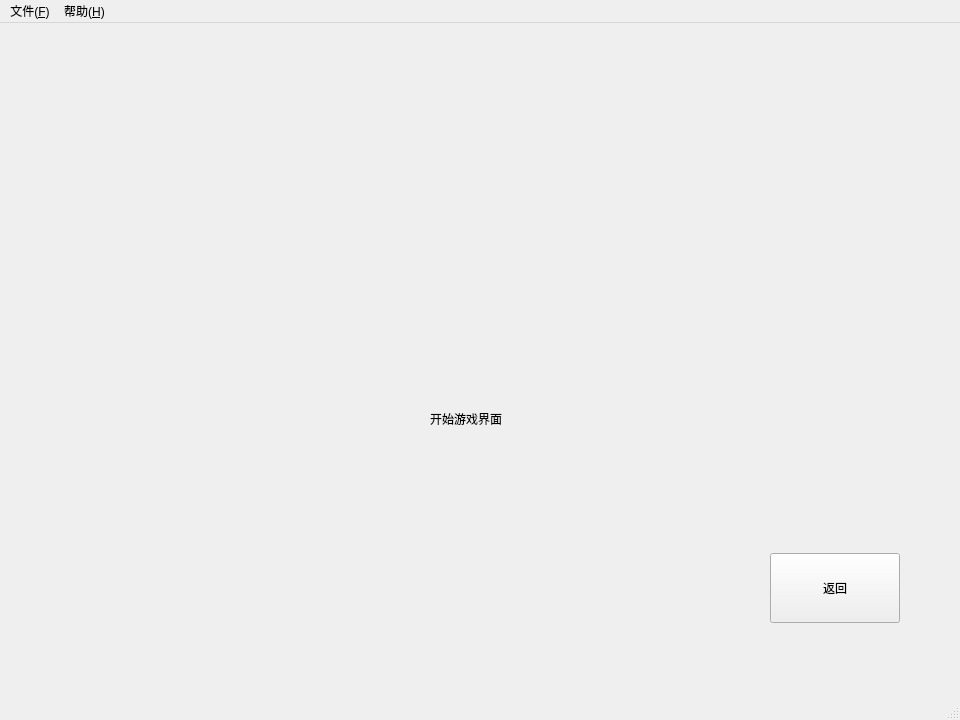
LeverImmy/Clap, file mainwindow.ui: the form before one commit.
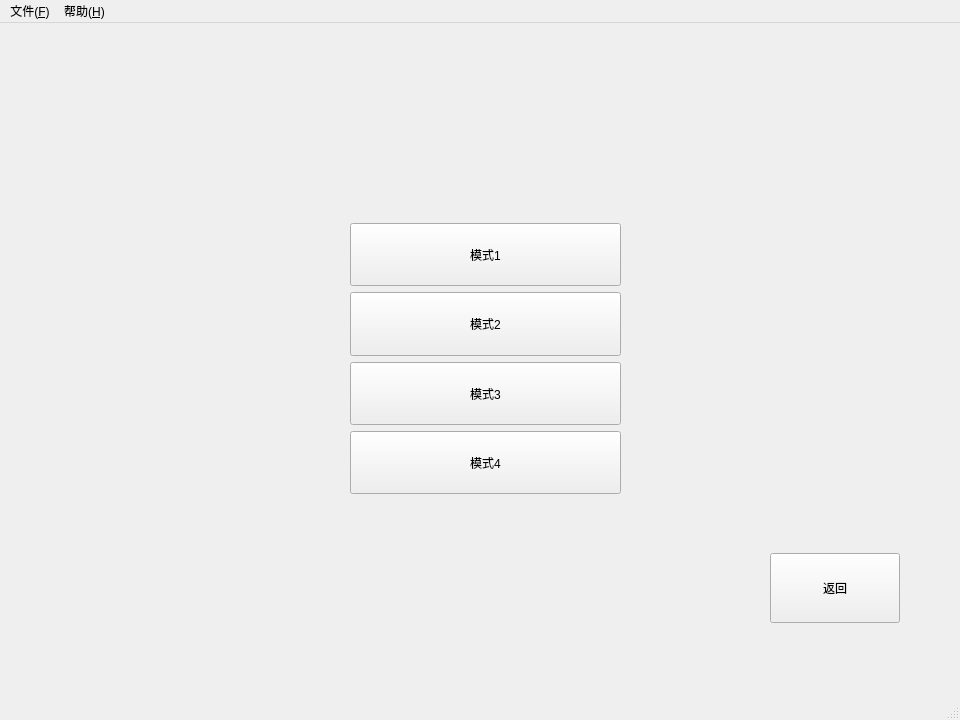
The form after the commit. The open tabs and pages were chosen to show the change.

What changed in the file:
```diff
--- a/mainwindow.ui
+++ b/mainwindow.ui
@@ -108,19 +108,6 @@
      </widget>
     </widget>
     <widget class="QWidget" name="startGamePage">
-     <widget class="QLabel" name="label_3">
-      <property name="geometry">
-       <rect>
-        <x>430</x>
-        <y>340</y>
-        <width>221</width>
-        <height>111</height>
-       </rect>
-      </property>
-      <property name="text">
-       <string>开始游戏界面</string>
-      </property>
-     </widget>
      <widget class="QPushButton" name="startToMainButton">
       <property name="geometry">
        <rect>
@@ -134,6 +121,70 @@
        <string>返回</string>
       </property>
      </widget>
+     <widget class="QWidget" name="">
+      <property name="geometry">
+       <rect>
+        <x>350</x>
+        <y>200</y>
+        <width>271</width>
+        <height>271</height>
+       </rect>
+      </property>
+      <layout class="QVBoxLayout" name="startGamePage_VLayout">
+       <item>
+        <widget class="QPushButton" name="mode1Button">
+         <property name="sizePolicy">
+          <sizepolicy hsizetype="Minimum" vsizetype="Preferred">
+           <horstretch>0</horstretch>
+           <verstretch>0</verstretch>
+          </sizepolicy>
+         </property>
+         <property name="text">
+          <string>模式1</string>
+         </property>
+        </widget>
+       </item>
+       <item>
+        <widget class="QPushButton" name="mode2Button">
+         <property name="sizePolicy">
+          <sizepolicy hsizetype="Minimum" vsizetype="Preferred">
+           <horstretch>0</horstretch>
+           <verstretch>0</verstretch>
+          </sizepolicy>
+         </property>
+         <property name="text">
+          <string>模式2</string>
+         </property>
+        </widget>
+       </item>
+       <item>
+        <widget class="QPushButton" name="mode3Button">
+         <property name="sizePolicy">
+          <sizepolicy hsizetype="Minimum" vsizetype="Preferred">
+           <horstretch>0</horstretch>
+           <verstretch>0</verstretch>
+          </sizepolicy>
+         </property>
+         <property name="text">
+          <string>模式3</string>
+         </property>
+        </widget>
+       </item>
+       <item>
+        <widget class="QPushButton" name="mode4Button">
+         <property name="sizePolicy">
+          <sizepolicy hsizetype="Minimum" vsizetype="Preferred">
+           <horstretch>0</horstretch>
+           <verstretch>0</verstretch>
+          </sizepolicy>
+         </property>
+         <property name="text">
+          <string>模式4</string>
+         </property>
+        </widget>
+       </item>
+      </layout>
+     </widget>
     </widget>
     <widget class="QWidget" name="settingsPage">
      <property name="minimumSize">
```
Left out of the diff: 47 changed lines with no effect on the pictures.
